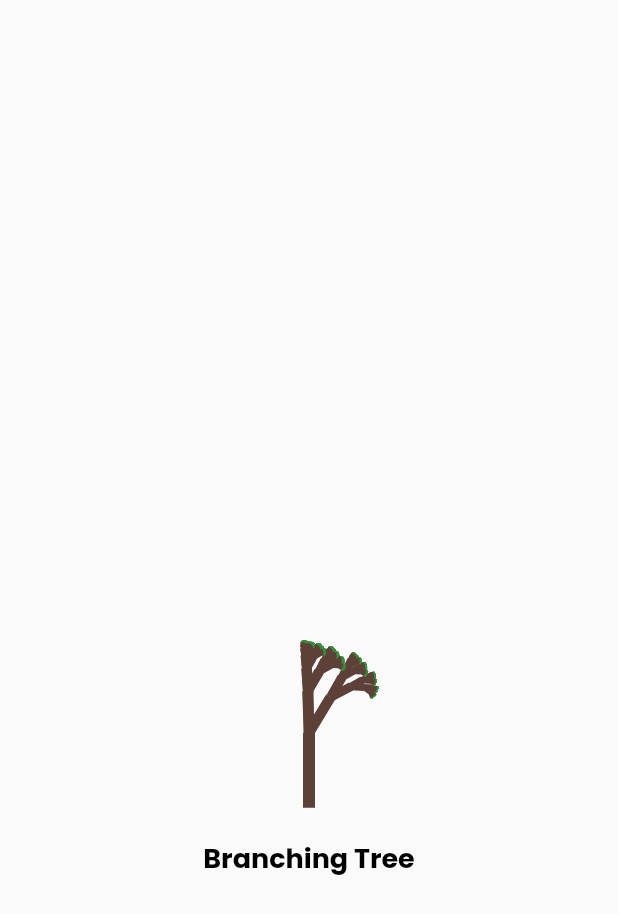
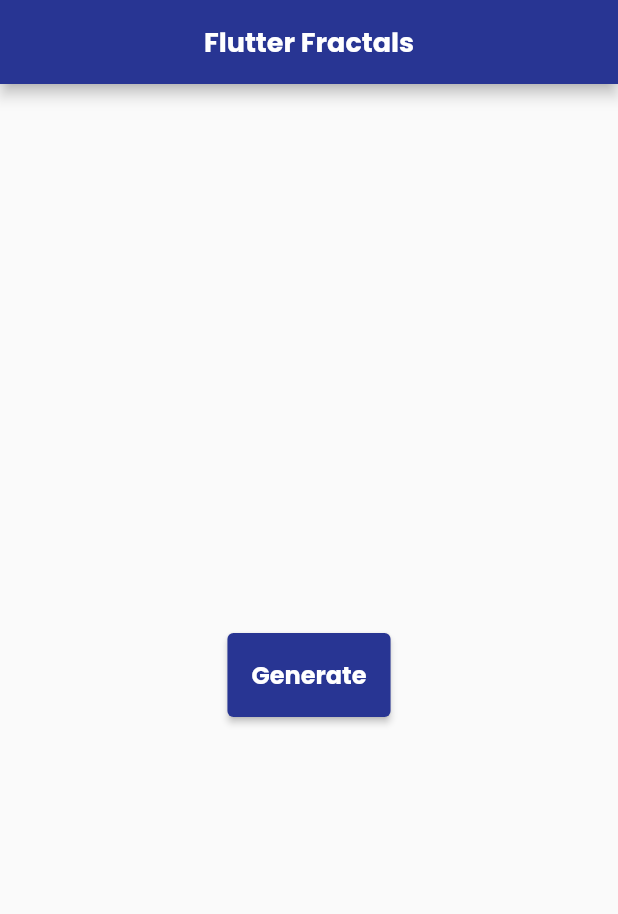
Before and after one commit to Arka2001/flutter-fractals, a Flutter app: the screen it shows after launch, on a phone screen of 412 x 824 dp. Shown: the top 914 px of the screen. Run offline on Flutter 3.47's test engine with Material 2 defaults, Android fonts, the phone set to English and light mode, and no system bars; our stand-ins replace google_fonts.

Commit message:
Generate Button Added

```diff
--- /dev/null
+++ b/lib/generate_screen.dart
@@ -0,0 +1,92 @@
+import 'dart:async';
+import 'dart:math';
+
+import 'package:flutter/material.dart';
+import 'package:generate_art/painters/painters.dart';
+import 'package:google_fonts/google_fonts.dart';
+
+class GenerateScreen extends StatefulWidget {
+  const GenerateScreen({Key? key}) : super(key: key);
+
+  @override
+  _GenerateScreenState createState() => _GenerateScreenState();
+}
+
+class _GenerateScreenState extends State<GenerateScreen> {
+  bool isLoading = false;
+  int current = -1;
+
+  List<CustomPaint> fractals = [
+    CustomPaint(
+      painter: BranchingTree(),
+      size: const Size(300, 300),
+    ),
+    CustomPaint(
+      painter: SierpinskiCarpet(),
+      size: const Size(300, 300),
+    ),
+    CustomPaint(
+      painter: DragonCurve(),
+      size: const Size(300, 300),
+    ),
+  ];
+
+  int generateFractal() {
+    setState(() {
+      isLoading = true;
+    });
+    Timer(Duration(seconds: 3), () {});
+    setState(() {
+      current = Random().nextInt(fractals.length);
+      isLoading = false;
+    });
+
+    return current;
+  }
+
+  @override
+  Widget build(BuildContext context) {
+    return Scaffold(
+      appBar: AppBar(
+        backgroundColor: Colors.indigo[800],
+        centerTitle: true,
+        title: Text(
+          'Flutter Fractals',
+          style: GoogleFonts.poppins(
+            textStyle: const TextStyle(
+              fontSize: 18,
+              fontWeight: FontWeight.bold,
+            ),
+          ),
+        ),
+      ),
+      body: Center(
+        child: Column(
+          mainAxisAlignment: MainAxisAlignment.center,
+          children: <Widget>[
+            current == -1 ? Container() : fractals[current],
+            const SizedBox(
+              height: 20,
+            ),
+            ElevatedButton(
+              style: ButtonStyle(
+                backgroundColor: MaterialStateProperty.all(Colors.indigo[800]),
+                padding: MaterialStateProperty.all(const EdgeInsets.all(16)),
+              ),
+              onPressed: generateFractal,
+              child: Text(
+                'Generate',
+                style: GoogleFonts.poppins(
+                  textStyle: const TextStyle(
+                    fontSize: 16,
+                    fontWeight: FontWeight.bold,
+                  ),
+                ),
+              ),
+            ),
+          ],
+        ),
+      ),
+    );
+  }
+}
--- a/lib/main.dart
+++ b/lib/main.dart
@@ -1,8 +1,7 @@
 import 'dart:async';
 
 import 'package:flutter/material.dart';
-import 'package:generate_art/painters/painters.dart';
-import 'package:generate_art/painters/sierpenski_carpet.dart';
+import 'package:generate_art/generate_screen.dart';
 
 import 'screens/screens.dart';
 
@@ -18,60 +17,7 @@ class MyApp extends StatelessWidget {
     return const MaterialApp(
       debugShowCheckedModeBanner: false,
       title: 'Fractal Art',
-      home: HomePage(),
+      home: GenerateScreen(),
     );
   }
 }
-
-class HomePage extends StatefulWidget {
-  const HomePage({Key? key}) : super(key: key);
-
-  @override
-  _HomePageState createState() => _HomePageState();
-}
-
-class _HomePageState extends State<HomePage> {
-  int _currentPage = 0;
-  late Timer _timer;
-  PageController _pageController = PageController(initialPage: 0);
-
-  @override
-  void initState() {
-    super.initState();
-    _timer = Timer.periodic(
-      Duration(seconds: 2),
-      (timer) {
-        if (_currentPage < 2) {
-          _currentPage++;
-        } else {
-          _currentPage = 0;
-        }
-
-        _pageController.animateToPage(
-          _currentPage,
-          duration: Duration(milliseconds: 1000),
-          curve: Curves.easeIn,
-        );
-      },
-    );
-  }
-
-  @override
-  void dispose() {
-    super.dispose();
-    _timer.cancel();
-  }
-
-  @override
-  Widget build(BuildContext context) {
-    return Scaffold(
-        body: PageView(
-      controller: _pageController,
-      children: const [
-        BranchingTreeScreen(),
-        SierpinskiCarpetScreen(),
-        DragonCurveScreen(),
-      ],
-    ));
-  }
-}
```
